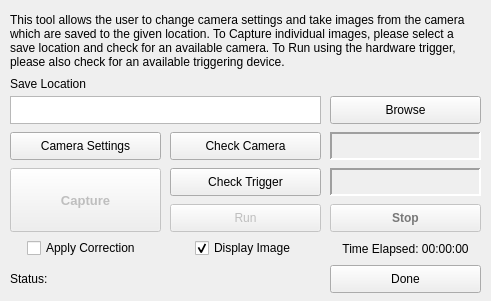
First picture: the form in gui/dialogImageCapture.ui, repository Spinarakk/defectmonitor, before the edit.
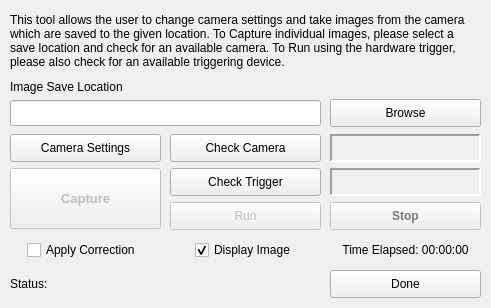
Second picture: the form after the edit. Icons and pictures are not drawn.

Commit message: - Added closeEvent methods to all the dialog windows so that the program knows what to do if the user presses the X button - Linked the settings to the config.json file - Fixed the Display Image and Apply Correction checkboxes - CLAHE correction using random pictures appears to be buggy not sure why at the moment - Setup the Monash box with Python, PyCharm, PyQt and Basler SDK and the program runs no issues - Further increased my understanding of the calibration code

Diff of the .ui file:
```diff
--- a/gui/dialogImageCapture.ui
+++ b/gui/dialogImageCapture.ui
@@ -7,21 +7,9 @@
     <x>0</x>
     <y>0</y>
     <width>491</width>
-    <height>301</height>
+    <height>308</height>
    </rect>
   </property>
-  <property name="minimumSize">
-   <size>
-    <width>491</width>
-    <height>301</height>
-   </size>
-  </property>
-  <property name="maximumSize">
-   <size>
-    <width>491</width>
-    <height>301</height>
-   </size>
-  </property>
   <property name="windowTitle">
    <string>Image Capture</string>
   </property>
@@ -36,7 +24,7 @@
    <property name="geometry">
     <rect>
      <x>330</x>
-     <y>132</y>
+     <y>134</y>
      <width>151</width>
      <height>28</height>
     </rect>
@@ -64,7 +52,7 @@
    <property name="geometry">
     <rect>
      <x>170</x>
-     <y>132</y>
+     <y>134</y>
      <width>151</width>
      <height>28</height>
     </rect>
@@ -80,7 +68,7 @@
    <property name="geometry">
     <rect>
      <x>10</x>
-     <y>132</y>
+     <y>134</y>
      <width>151</width>
      <height>28</height>
     </rect>
@@ -92,30 +80,11 @@
     <string>Camera Settings</string>
    </property>
   </widget>
-  <widget class="QTextBrowser" name="textSaveLocation">
-   <property name="geometry">
-    <rect>
-     <x>10</x>
-     <y>96</y>
-     <width>311</width>
-     <height>28</height>
-    </rect>
-   </property>
-   <property name="verticalScrollBarPolicy">
-    <enum>Qt::ScrollBarAlwaysOff</enum>
-   </property>
-   <property name="horizontalScrollBarPolicy">
-    <enum>Qt::ScrollBarAlwaysOff</enum>
-   </property>
-   <property name="lineWrapMode">
-    <enum>QTextEdit::NoWrap</enum>
-   </property>
-  </widget>
   <widget class="QPushButton" name="buttonBrowse">
    <property name="geometry">
     <rect>
      <x>330</x>
-     <y>96</y>
+     <y>99</y>
      <width>151</width>
      <height>28</height>
     </rect>
@@ -133,11 +102,11 @@
      <x>10</x>
      <y>76</y>
      <width>141</width>
-     <height>16</height>
+     <height>21</height>
     </rect>
    </property>
    <property name="text">
-    <string>Save Location</string>
+    <string>Image Save Location</string>
    </property>
   </widget>
   <widget class="QLabel" name="labelInformation">
@@ -160,7 +129,7 @@
    <property name="geometry">
     <rect>
      <x>330</x>
-     <y>265</y>
+     <y>270</y>
      <width>151</width>
      <height>28</height>
     </rect>
@@ -181,7 +150,7 @@
      <x>10</x>
      <y>168</y>
      <width>151</width>
-     <height>64</height>
+     <height>61</height>
     </rect>
    </property>
    <property name="font">
@@ -205,7 +174,7 @@
    <property name="geometry">
     <rect>
      <x>170</x>
-     <y>204</y>
+     <y>202</y>
      <width>151</width>
      <height>28</height>
     </rect>
@@ -224,7 +193,7 @@
    <property name="geometry">
     <rect>
      <x>330</x>
-     <y>204</y>
+     <y>202</y>
      <width>151</width>
      <height>28</height>
     </rect>
@@ -283,9 +252,9 @@
    <property name="geometry">
     <rect>
      <x>330</x>
-     <y>238</y>
+     <y>236</y>
      <width>151</width>
-     <height>21</height>
+     <height>28</height>
     </rect>
    </property>
    <property name="text">
@@ -299,7 +268,7 @@
    <property name="geometry">
     <rect>
      <x>10</x>
-     <y>265</y>
+     <y>270</y>
      <width>321</width>
      <height>28</height>
     </rect>
@@ -307,8 +276,6 @@
    <property name="font">
     <font>
      <pointsize>9</pointsize>
-     <weight>50</weight>
-     <bold>false</bold>
     </font>
    </property>
    <property name="text">
@@ -319,9 +286,9 @@
    <property name="geometry">
     <rect>
      <x>27</x>
-     <y>238</y>
+     <y>236</y>
      <width>131</width>
-     <height>20</height>
+     <height>28</height>
     </rect>
    </property>
    <property name="focusPolicy">
@@ -330,9 +297,6 @@
    <property name="toolTip">
     <string>Check to apply image correction techniques to the captured image. The processed image will be saved separately to the processed folder.</string>
    </property>
-   <property name="layoutDirection">
-    <enum>Qt::LeftToRight</enum>
-   </property>
    <property name="text">
     <string>Apply Correction</string>
    </property>
@@ -385,9 +349,9 @@
    <property name="geometry">
     <rect>
      <x>195</x>
-     <y>238</y>
+     <y>236</y>
      <width>131</width>
-     <height>20</height>
+     <height>28</height>
     </rect>
    </property>
    <property name="focusPolicy">
@@ -406,6 +370,19 @@
     <bool>true</bool>
    </property>
   </widget>
+  <widget class="QLineEdit" name="lineImageFolder">
+   <property name="geometry">
+    <rect>
+     <x>10</x>
+     <y>100</y>
+     <width>311</width>
+     <height>26</height>
+    </rect>
+   </property>
+   <property name="readOnly">
+    <bool>true</bool>
+   </property>
+  </widget>
  </widget>
  <resources>
   <include location="icons.qrc"/>
```
Left out of the diff: 6 changed lines with no effect on the pictures. The commit also changes 17 other files.
